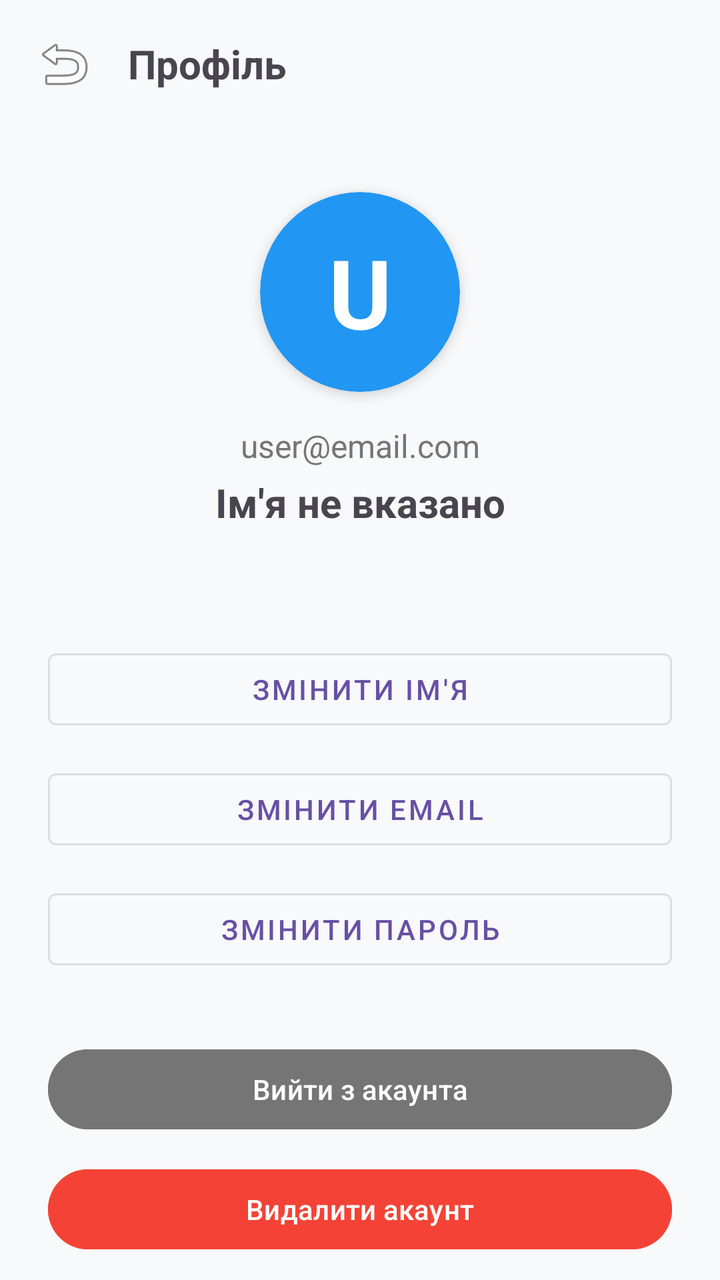
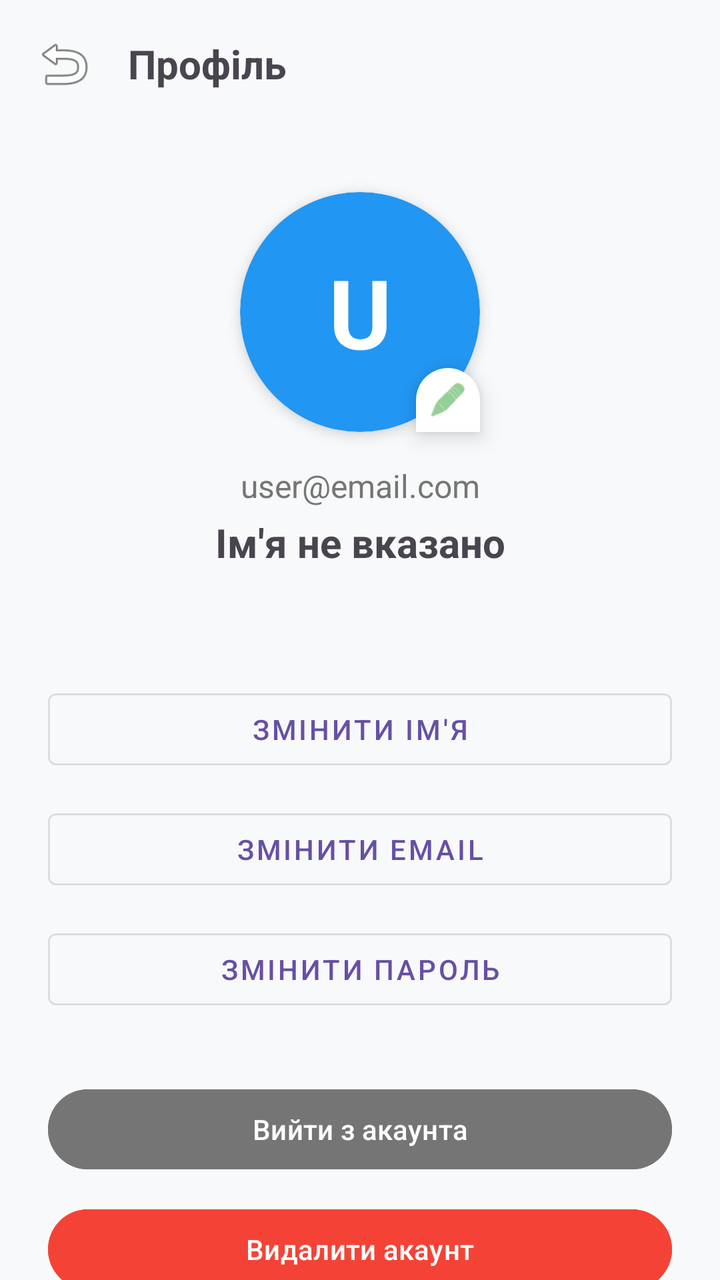

Compare the two renders of this Android layout. The source of the first and the diff that turns it into the second are given below.
<!-- AndroidManifest.xml: application theme Theme.MyFinance -->
<!-- res/layout/activity_profile.xml -->
<?xml version="1.0" encoding="utf-8"?>
<androidx.constraintlayout.widget.ConstraintLayout xmlns:android="http://schemas.android.com/apk/res/android"
    xmlns:app="http://schemas.android.com/apk/res-auto"
    xmlns:tools="http://schemas.android.com/tools"
    android:layout_width="match_parent"
    android:layout_height="match_parent"
    android:background="#F8F9FA"
    tools:context=".ProfileActivity">

    
    <LinearLayout
        android:id="@+id/toolbar"
        android:layout_width="match_parent"
        android:layout_height="wrap_content"
        android:orientation="horizontal"
        android:padding="16dp"
        app:layout_constraintTop_toTopOf="parent">

        <ImageView
            android:id="@+id/btnBack"
            android:layout_width="32dp"
            android:layout_height="32dp"
            android:src="@android:drawable/ic_menu_revert"
            android:contentDescription="Назад" />

        <TextView
            android:layout_width="wrap_content"
            android:layout_height="wrap_content"
            android:layout_marginStart="16dp"
            android:layout_gravity="center_vertical"
            android:text="Профіль"
            android:textSize="20sp"
            android:textStyle="bold" />
    </LinearLayout>

    
    <androidx.cardview.widget.CardView
        android:id="@+id/cvBigProfile"
        android:layout_width="100dp"
        android:layout_height="100dp"
        android:layout_marginTop="32dp"
        app:cardCornerRadius="50dp"
        app:cardBackgroundColor="#2196F3"
        app:cardElevation="4dp"
        app:layout_constraintTop_toBottomOf="@id/toolbar"
        app:layout_constraintStart_toStartOf="parent"
        app:layout_constraintEnd_toEndOf="parent">

        <TextView
            android:id="@+id/tvBigProfileLetter"
            android:layout_width="match_parent"
            android:layout_height="match_parent"
            android:gravity="center"
            android:text="U"
            android:textColor="#FFFFFF"
            android:textSize="48sp"
            android:textStyle="bold" />
    </androidx.cardview.widget.CardView>

    <TextView
        android:id="@+id/tvEmailDisplay"
        android:layout_width="wrap_content"
        android:layout_height="wrap_content"
        android:layout_marginTop="16dp"
        android:text="user@email.com"
        android:textSize="16sp"
        android:textColor="#757575"
        app:layout_constraintTop_toBottomOf="@id/cvBigProfile"
        app:layout_constraintStart_toStartOf="parent"
        app:layout_constraintEnd_toEndOf="parent" />

    <TextView
        android:id="@+id/tvNameDisplay"
        android:layout_width="wrap_content"
        android:layout_height="wrap_content"
        android:layout_marginTop="4dp"
        android:text="Ім'я не вказано"
        android:textSize="20sp"
        android:textStyle="bold"
        app:layout_constraintTop_toBottomOf="@id/tvEmailDisplay"
        app:layout_constraintStart_toStartOf="parent"
        app:layout_constraintEnd_toEndOf="parent" />

    
    <LinearLayout
        android:layout_width="match_parent"
        android:layout_height="wrap_content"
        android:orientation="vertical"
        android:padding="24dp"
        android:layout_marginTop="32dp"
        app:layout_constraintTop_toBottomOf="@id/tvNameDisplay">

        <Button
            android:id="@+id/btnChangeName"
            style="@style/Widget.MaterialComponents.Button.OutlinedButton"
            android:layout_width="match_parent"
            android:layout_height="wrap_content"
            android:text="Змінити ім'я"
            android:layout_marginBottom="12dp"/>

        <Button
            android:id="@+id/btnChangeEmail"
            style="@style/Widget.MaterialComponents.Button.OutlinedButton"
            android:layout_width="match_parent"
            android:layout_height="wrap_content"
            android:text="Змінити Email"
            android:layout_marginBottom="12dp"/>

        <Button
            android:id="@+id/btnChangePassword"
            style="@style/Widget.MaterialComponents.Button.OutlinedButton"
            android:layout_width="match_parent"
            android:layout_height="wrap_content"
            android:text="Змінити Пароль"
            android:layout_marginBottom="32dp"/>

        <Button
            android:id="@+id/btnLogout"
            android:layout_width="match_parent"
            android:layout_height="wrap_content"
            android:text="Вийти з акаунта"
            android:backgroundTint="#757575"
            android:layout_marginBottom="12dp"/>

        <Button
            android:id="@+id/btnDeleteAccount"
            android:layout_width="match_parent"
            android:layout_height="wrap_content"
            android:text="Видалити акаунт"
            android:textColor="#FFFFFF"
            android:backgroundTint="#F44336" />

    </LinearLayout>

    <ProgressBar
        android:id="@+id/progressBar"
        android:layout_width="wrap_content"
        android:layout_height="wrap_content"
        android:visibility="gone"
        app:layout_constraintTop_toTopOf="parent"
        app:layout_constraintBottom_toBottomOf="parent"
        app:layout_constraintStart_toStartOf="parent"
        app:layout_constraintEnd_toEndOf="parent" />

</androidx.constraintlayout.widget.ConstraintLayout>
<!-- resources referenced by this layout -->
<resources>
  <style name="Theme.MyFinance" parent="Base.Theme.MyFinance" />
  <style name="Base.Theme.MyFinance" parent="Theme.Material3.DayNight.NoActionBar">
          
          
      </style>
</resources>

<!-- the commit's change to res/layout/activity_profile.xml (unified diff, before → after) -->
@@ -7,7 +7,6 @@
     android:background="#F8F9FA"
     tools:context=".ProfileActivity">
 
-    
     <LinearLayout
         android:id="@+id/toolbar"
         android:layout_width="match_parent"
@@ -33,19 +32,22 @@
             android:textStyle="bold" />
     </LinearLayout>
 
-    
     <androidx.cardview.widget.CardView
         android:id="@+id/cvBigProfile"
-        android:layout_width="100dp"
-        android:layout_height="100dp"
+        android:layout_width="120dp"
+        android:layout_height="120dp"
         android:layout_marginTop="32dp"
-        app:cardCornerRadius="50dp"
+        android:clickable="true"
+        android:focusable="true"
+        android:foreground="?android:attr/selectableItemBackground"
+        app:cardCornerRadius="60dp"
         app:cardBackgroundColor="#2196F3"
         app:cardElevation="4dp"
         app:layout_constraintTop_toBottomOf="@id/toolbar"
         app:layout_constraintStart_toStartOf="parent"
         app:layout_constraintEnd_toEndOf="parent">
 
+        
         <TextView
             android:id="@+id/tvBigProfileLetter"
             android:layout_width="match_parent"
@@ -55,7 +57,28 @@
             android:textColor="#FFFFFF"
             android:textSize="48sp"
             android:textStyle="bold" />
+
+        
+        <ImageView
+            android:id="@+id/ivBigProfile"
+            android:layout_width="match_parent"
+            android:layout_height="match_parent"
+            android:scaleType="centerCrop"
+            android:visibility="gone" />
+
     </androidx.cardview.widget.CardView>
+
+    
+    <ImageView
+        android:layout_width="32dp"
+        android:layout_height="32dp"
+        android:src="@android:drawable/ic_menu_edit"
+        app:tint="#4CAF50"
+        android:background="@drawable/rounded_bottom_sheet"
+        android:padding="6dp"
+        android:elevation="6dp"
+        app:layout_constraintBottom_toBottomOf="@id/cvBigProfile"
+        app:layout_constraintEnd_toEndOf="@id/cvBigProfile" />
 
     <TextView
         android:id="@+id/tvEmailDisplay"
@@ -81,7 +104,6 @@
         app:layout_constraintStart_toStartOf="parent"
         app:layout_constraintEnd_toEndOf="parent" />
 
-    
     <LinearLayout
         android:layout_width="match_parent"
         android:layout_height="wrap_content"
<!-- resource entries referenced after the edit -->
@@ -1,5 +1,14 @@
 <!-- resources referenced by this layout -->
 <resources>
+  <!-- drawable rounded_bottom_sheet (drawable) -->
+  <?xml version="1.0" encoding="utf-8"?>
+  <shape xmlns:android="http://schemas.android.com/apk/res/android"
+      android:shape="rectangle">
+      <solid android:color="#FFFFFF" />
+      <corners
+          android:topLeftRadius="24dp"
+          android:topRightRadius="24dp" />
+  </shape>
   <style name="Theme.MyFinance" parent="Base.Theme.MyFinance" />
   <style name="Base.Theme.MyFinance" parent="Theme.Material3.DayNight.NoActionBar">
           
